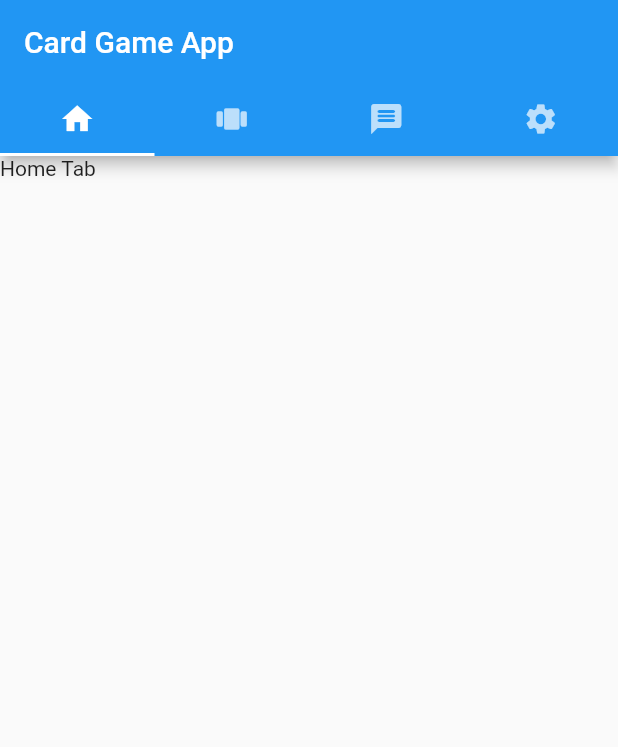
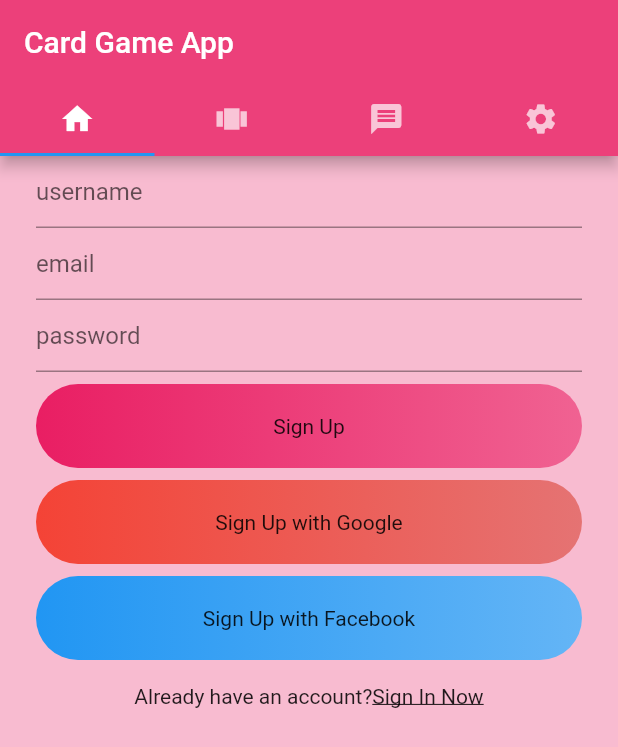
Before and after one commit to benha0898/capstone, a Flutter app: the screen it shows after launch, on a phone screen of 412 x 824 dp. Shown: the top 747 px of the screen. Run offline on Flutter 3.47's test engine with Material 2 defaults, Android fonts, the phone set to English and light mode, and no system bars; our stand-ins replace firebase_auth, firebase_core, firebase_database; accounts and stored records are empty.

Commit message:
signin and signup added

```diff
--- /dev/null
+++ b/lib/authentication/signup.dart
@@ -0,0 +1,149 @@
+import 'package:CapstoneProject/services/auth.dart';
+import 'package:flutter/material.dart';
+
+class SignUp extends StatefulWidget {
+  @override
+  _SignUpState createState() => _SignUpState();
+}
+
+class _SignUpState extends State<SignUp> {
+  bool isLoading = false;
+
+  AuthMethods authMethods = new AuthMethods();
+
+  final formKey = GlobalKey<FormState>();
+  TextEditingController userNameTextEditingController =
+      new TextEditingController();
+  TextEditingController emailTextEditingController =
+      new TextEditingController();
+  TextEditingController passwordTextEditingController =
+      new TextEditingController();
+
+  signUpUser() {
+    if (formKey.currentState.validate()) {
+      setState(() {
+        isLoading = true;
+      });
+
+      authMethods.signUpWithEmailAndPassword(emailTextEditingController.text, passwordTextEditingController.text).then((val){
+        print("$val");
+      });
+    }
+  }
+
+  @override
+  Widget build(BuildContext context) {
+    return Scaffold(
+        backgroundColor: Colors.pink[100],
+        body: isLoading
+            ? Container(child: Center(child: CircularProgressIndicator()))
+            : SingleChildScrollView(
+                child: Container(
+                  alignment: Alignment.bottomCenter,
+                  padding: EdgeInsets.symmetric(horizontal: 24),
+                  child: Column(
+                    mainAxisSize: MainAxisSize.min,
+                    children: [
+                      Form(
+                        key: formKey,
+                        child: Column(children: [
+                          TextFormField(
+                            validator: (val) {
+                              return val.isEmpty || val.length < 2
+                                  ? "Invalid Username"
+                                  : null;
+                            },
+                            controller: userNameTextEditingController,
+                            style: TextStyle(color: Colors.black),
+                            decoration: InputDecoration(hintText: "username"),
+                          ),
+                          TextFormField(
+                            validator: (val) {
+                              return RegExp(
+                                          r"^[a-zA-Z0-9.a-zA-Z0-9.!#$%&'*+-/=?^_`{|}~]+@[a-zA-Z0-9]+\.[a-zA-Z]+")
+                                      .hasMatch(val)
+                                  ? null
+                                  : "Invalid Email";
+                            },
+                            controller: emailTextEditingController,
+                            style: TextStyle(color: Colors.black),
+                            decoration: InputDecoration(hintText: "email"),
+                          ),
+                          TextFormField(
+                            obscureText: true,
+                            validator: (val) {
+                              return val.length > 6
+                                  ? null
+                                  : "Insufficient Password";
+                            },
+                            controller: passwordTextEditingController,
+                            style: TextStyle(color: Colors.black),
+                            decoration: InputDecoration(hintText: "password"),
+                          ),
+                        ]),
+                      ),
+                      SizedBox(
+                        height: 8,
+                      ),
+                      GestureDetector(
+                        onTap: () {
+                          signUpUser();
+                        },
+                        child: Container(
+                          alignment: Alignment.center,
+                          width: MediaQuery.of(context).size.width,
+                          padding: EdgeInsets.symmetric(vertical: 20),
+                          decoration: BoxDecoration(
+                            gradient: LinearGradient(
+                                colors: [Colors.pink, Colors.pink[300]]),
+                            borderRadius: BorderRadius.circular(30),
+                          ),
+                          child: Text("Sign Up"),
+                        ),
+                      ),
+                      SizedBox(
+                        height: 8,
+                      ),
+                      Container(
+                        alignment: Alignment.center,
+                        width: MediaQuery.of(context).size.width,
+                        padding: EdgeInsets.symmetric(vertical: 20),
+                        decoration: BoxDecoration(
+                          gradient: LinearGradient(
+                              colors: [Colors.red, Colors.red[300]]),
+                          borderRadius: BorderRadius.circular(30),
+                        ),
+                        child: Text("Sign Up with Google"),
+                      ),
+                      SizedBox(
+                        height: 8,
+                      ),
+                      Container(
+                        alignment: Alignment.center,
+                        width: MediaQuery.of(context).size.width,
+                        padding: EdgeInsets.symmetric(vertical: 20),
+                        decoration: BoxDecoration(
+                          gradient: LinearGradient(
+                              colors: [Colors.blue, Colors.blue[300]]),
+                          borderRadius: BorderRadius.circular(30),
+                        ),
+                        child: Text("Sign Up with Facebook"),
+                      ),
+                      SizedBox(height: 16),
+                      Row(
+                          mainAxisAlignment: MainAxisAlignment.center,
+                          children: [
+                            Text("Already have an account?"),
+                            Text(
+                              "Sign In Now",
+                              style: TextStyle(
+                                  decoration: TextDecoration.underline),
+                            )
+                          ]),
+                      SizedBox(height: 50),
+                    ],
+                  ),
+                ),
+              ));
+  }
+}
--- a/lib/customDatabase.dart
+++ b/lib/customDatabase.dart
@@ -34,7 +34,7 @@ class _CustomDataState extends State<CustomData> {
         children: [
           Center(
             child: Container(
-              color: Colors.green,
+              color: Colors.pink[100],
               width: MediaQuery.of(context).size.width,
               height: MediaQuery.of(context).size.height,
               child: Column(
--- a/lib/main.dart
+++ b/lib/main.dart
@@ -1,5 +1,6 @@
 import 'package:flutter/material.dart';
-
+import 'authentication/signin.dart';
+import 'authentication/signup.dart';
 import 'customDatabase.dart';
 
 void main() => runApp(MyApp());
@@ -12,21 +13,22 @@ class MyApp extends StatelessWidget {
         length: 4,
         child: Scaffold(
           appBar: AppBar(
+            backgroundColor: Colors.pink[400] ,
             title: Text("Card Game App"),
             bottom: TabBar(
               tabs: [
                 Tab(icon: Icon(Icons.home)),
-                Tab(icon: Icon(Icons.view_carousel_rounded)),
-                Tab(icon: Icon(Icons.message_rounded)),
+                Tab(icon: Icon(Icons.view_carousel)),
+                Tab(icon: Icon(Icons.message)),
                 Tab(icon: Icon(Icons.settings)),
               ],
             ),
           ),
           body: TabBarView(
             children: [
-              Text("Home Tab"),
+              SignUp(),
               CustomData(),
-              Text("Conversations Tab"),
+              SignIn(),
               Text("Settings Tab"),
             ],
           ),
--- /dev/null
+++ b/lib/modal/AppUser.dart
@@ -0,0 +1,6 @@
+class AppUser{
+
+  String userId;
+
+  AppUser({this.userId});
+}
--- /dev/null
+++ b/lib/services/auth.dart
@@ -0,0 +1,56 @@
+import 'package:firebase_auth/firebase_auth.dart';
+
+class AuthMethods{
+  final FirebaseAuth _auth = FirebaseAuth.instance;
+
+//ERROR IN THIS PART
+  AppUser _userFromFirebaseUser(User user){
+      return user !=null ? AppUser(userId: user.uid) : null;
+    }
+
+    Future signInWithEmailAndPassword(String email, String password) async{
+      try {
+        UserCredential result = await _auth.signInWithEmailAndPassword(email: email, password: password);
+        User firebaseUser = result.user;
+        return _userFromFirebaseUser(firebaseUser);
+
+      } catch (e) {
+        print(e.toString());
+      }
+    }
+
+    Future signUpWithEmailAndPassword(String email, String password) async{
+
+      try {
+        UserCredential result = await _auth.createUserWithEmailAndPassword(email: email, password: password);
+        User firebaseUser = result.user;
+        return _userFromFirebaseUser(firebaseUser);
+      } catch (e) {
+        print(e.toString());
+      }
+    }
+
+    Future resetPassword(String email) async {
+      try {
+        return await _auth.sendPasswordResetEmail(email: email);
+      } catch (e) {
+        print(e.toString());
+      }
+    }
+
+    Future signOut() async{
+      try {
+        return await _auth.signOut();
+      } catch (e) {
+        print(e.toString());
+      }
+    }
+
+
+  }
+
+  class AppUser {
+  String userId;
+
+  AppUser({this.userId});
+}
--- a/pubspec.yaml
+++ b/pubspec.yaml
@@ -31,6 +31,7 @@ dependencies:
   firebase_database: ^4.1.1
   firebase_core: ^0.5.0
   firebase_analytics: ^5.0.11
+  firebase_auth: ^0.18.1+2
 
 dev_dependencies:
   flutter_test:
```
Also changed, not shown: lib/authentication/signin.dart (added, +88 -0 lines), pubspec.lock.
